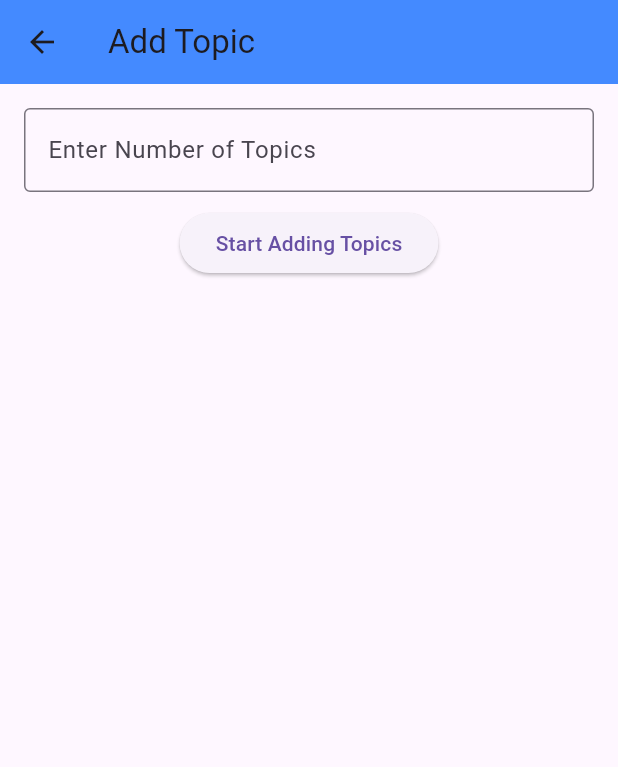
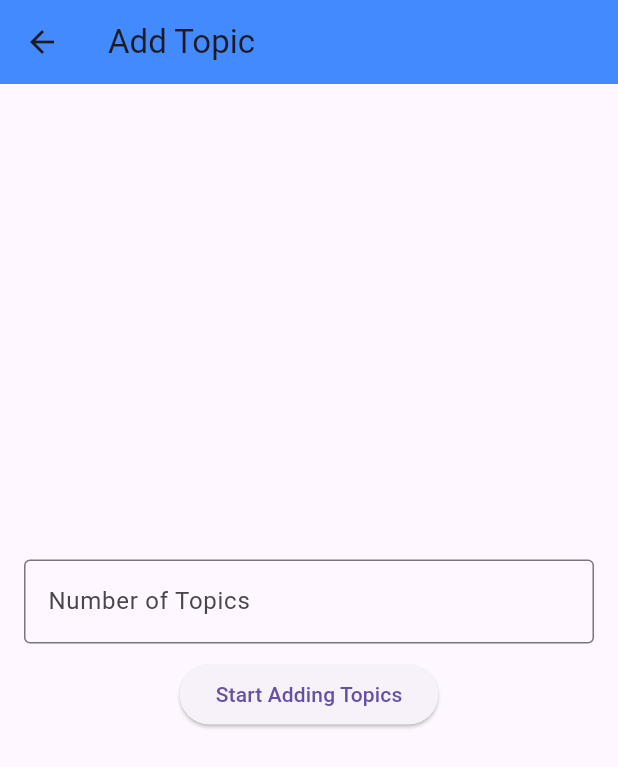
Before and after one commit to Chandu-Collab/AppTeam, a Flutter app: the AddTopicScreen screen opened directly with empty values, on a phone screen of 412 x 824 dp. Shown: the top 767 px of the screen. Run offline on Flutter 3.47's test engine with Material 3 defaults, Android fonts, the phone set to English and light mode, and no system bars; our stand-ins replace cloud_firestore, file_picker, firebase_auth, firebase_core, firebase_storage, google_sign_in and 2 more; accounts and stored records are empty.

Commit message:
Update add_topic_screen.dart

```diff
--- a/lib/screens/add_topic_screen.dart
+++ b/lib/screens/add_topic_screen.dart
@@ -5,7 +5,6 @@ import 'package:taurusai/services/topic_service.dart';
 
 class AddTopicScreen extends StatefulWidget {
   final String courseId;
-
   AddTopicScreen({required this.courseId});
 
   @override
@@ -16,20 +15,20 @@ class _AddTopicScreenState extends State<AddTopicScreen>
     with SingleTickerProviderStateMixin {
   final TopicService _topicService = TopicService();
   final _formKey = GlobalKey<FormState>();
-  final TextEditingController _nameController = TextEditingController();
-  final TextEditingController _titleController = TextEditingController();
-  final TextEditingController _descriptionController = TextEditingController();
-  final TextEditingController _instructorController = TextEditingController();
-  final TextEditingController _videoUrlController = TextEditingController();
-  final TextEditingController _topicCountController = TextEditingController();
+  final _nameController = TextEditingController();
+  final _titleController = TextEditingController();
+  final _descriptionController = TextEditingController();
+  final _instructorController = TextEditingController();
+  final _videoUrlController = TextEditingController();
+  final _topicCountController = TextEditingController();
   final List<String> _questions = [""];
 
   bool _isDescriptionExpanded = false;
   String? _attachmentPath;
-
   int? _numberOfTopics;
   int _currentTopicIndex = 0;
   List<Topic> _topics = [];
+
   late AnimationController _animationController;
   late Animation<double> _fadeAnimation;
 
@@ -37,7 +36,7 @@ class _AddTopicScreenState extends State<AddTopicScreen>
   void initState() {
     super.initState();
     _animationController =
-        AnimationController(vsync: this, duration: Duration(milliseconds: 500));
+        AnimationController(vsync: this, duration: Duration(milliseconds: 400));
     _fadeAnimation =
         CurvedAnimation(parent: _animationController, curve: Curves.easeInOut);
   }
@@ -45,16 +44,14 @@ class _AddTopicScreenState extends State<AddTopicScreen>
   Future<void> _pickFile() async {
     FilePickerResult? result = await FilePicker.platform.pickFiles();
     if (result != null) {
-      setState(() {
-        _attachmentPath = result.files.single.path;
-      });
+      setState(() => _attachmentPath = result.files.single.path);
     }
   }
 
-  void _submitForm() async {
+  void _submitForm() {
     if (_formKey.currentState!.validate()) {
       _formKey.currentState!.save();
-      Topic newTopic = Topic(
+      _topics.add(Topic(
         id: '',
         name: _nameController.text,
         description: _descriptionController.text,
@@ -63,9 +60,7 @@ class _AddTopicScreenState extends State<AddTopicScreen>
         attachment: _attachmentPath,
         title: _titleController.text,
         question: _questions,
-      );
-
-      _topics.add(newTopic);
+      ));
 
       if (_currentTopicIndex < _numberOfTopics! - 1) {
         setState(() {
@@ -84,14 +79,12 @@ class _AddTopicScreenState extends State<AddTopicScreen>
         String topicId = await _topicService.createTopic(topic);
         await _topicService.addTopicToCourse(widget.courseId, topicId);
       }
-      ScaffoldMessenger.of(context).showSnackBar(
-        SnackBar(content: Text('${_topics.length} topics added successfully')),
-      );
+      ScaffoldMessenger.of(context).showSnackBar(SnackBar(
+          content: Text('${_topics.length} topics added successfully')));
       Navigator.of(context).popUntil((route) => route.isFirst);
     } catch (e) {
-      ScaffoldMessenger.of(context).showSnackBar(
-        SnackBar(content: Text('Error adding topics: $e')),
-      );
+      ScaffoldMessenger.of(context)
+          .showSnackBar(SnackBar(content: Text('Error adding topics: $e')));
     }
   }
 
@@ -103,13 +96,10 @@ class _AddTopicScreenState extends State<AddTopicScreen>
     _videoUrlController.clear();
     _questions.clear();
     _questions.add("");
-    setState(() {
-      _attachmentPath = null;
-    });
+    setState(() => _attachmentPath = null);
   }
 
   void _startTopicCreation() {
-    if (_topicCountController.text.isNotEmpty) {
     int? numberOfTopics = int.tryParse(_topicCountController.text);
     if (numberOfTopics != null && numberOfTopics > 0) {
       setState(() {
@@ -120,78 +110,69 @@ class _AddTopicScreenState extends State<AddTopicScreen>
       });
     }
   }
-  }
 
   @override
   Widget build(BuildContext context) {
     return Scaffold(
-      appBar: AppBar(
-        title: Text('Add Topic'),
-        backgroundColor: Colors.blueAccent,
-      ),
-      body: SingleChildScrollView(
+      appBar:
+          AppBar(title: Text('Add Topic'), backgroundColor: Colors.blueAccent),
+      body: Center(
+        child: SingleChildScrollView(
           padding: EdgeInsets.all(16),
+          child: ConstrainedBox(
+            constraints: BoxConstraints(maxWidth: 400),
             child: Column(
+              mainAxisSize: MainAxisSize.min,
               children: [
                 TextField(
                   controller: _topicCountController,
                   keyboardType: TextInputType.number,
                   decoration: InputDecoration(
-                labelText: 'Enter Number of Topics',
-                border: OutlineInputBorder(),
-              ),
+                      labelText: 'Number of Topics',
+                      border: OutlineInputBorder()),
                 ),
                 SizedBox(height: 10),
                 ElevatedButton(
                     onPressed: _startTopicCreation,
-              child: Text('Start Adding Topics'),
-            ),
+                    child: Text('Start Adding Topics')),
                 SizedBox(height: 20),
-            _numberOfTopics != null
-                ? FadeTransition(
+                if (_numberOfTopics != null)
+                  FadeTransition(
                     opacity: _fadeAnimation,
                     child: Card(
                       elevation: 8,
                       shape: RoundedRectangleBorder(
                           borderRadius: BorderRadius.circular(12)),
                       child: Padding(
-                        padding: const EdgeInsets.all(16),
+                        padding: EdgeInsets.all(16),
                         child: Form(
                           key: _formKey,
                           child: Column(
-                            crossAxisAlignment: CrossAxisAlignment.start,
+                            mainAxisSize: MainAxisSize.min,
                             children: [
                               TextFormField(
                                   controller: _nameController,
-                                decoration: InputDecoration(labelText: 'Name'),
-                                validator: (value) => value!.isEmpty ? 'Enter your name' : null,
-                              ),
+                                  decoration:
+                                      InputDecoration(labelText: 'Name')),
                               TextFormField(
                                   controller: _titleController,
-                                decoration: InputDecoration(labelText: 'Title'),
-                                validator: (value) => value!.isEmpty ? 'Enter your title' : null,
-                              ),
+                                  decoration:
+                                      InputDecoration(labelText: 'Title')),
                               TextFormField(
                                   controller: _instructorController,
                                   decoration:
-                                    InputDecoration(labelText: 'Instructor'),
-                                    validator: (value) => value!.isEmpty ? 'Enter your Instructor' : null,
-                              ),
+                                      InputDecoration(labelText: 'Instructor')),
                               TextFormField(
                                   controller: _videoUrlController,
                                   decoration: InputDecoration(
-                                    labelText: 'Study Video URL'),
-                                    validator: (value) => value!.isEmpty ? 'Enter your Study Video URL' : null,
-                              ),
+                                      labelText: 'Study Video URL')),
                               GestureDetector(
                                 onTap: _pickFile,
-                                child: Row(
-                                  children: [
+                                child: Row(children: [
                                   Icon(Icons.attach_file),
                                   SizedBox(width: 8),
-                                    Text(_attachmentPath ?? 'Attach a file'),
-                                  ],
-                                ),
+                                  Text(_attachmentPath ?? 'Attach a file')
+                                ]),
                               ),
                               Row(
                                 mainAxisAlignment:
@@ -217,14 +198,17 @@ class _AddTopicScreenState extends State<AddTopicScreen>
                                       border: OutlineInputBorder()),
                                 ),
                               Column(
-                                children: _questions.map((q) {
-                                  return TextField(
+                                children:
+                                    List.generate(_questions.length, (index) {
+                                  return Row(
+                                    children: [
+                                      Expanded(
+                                        child: TextField(
                                           decoration: InputDecoration(
                                             labelText: 'Question',
                                             border: OutlineInputBorder(),
                                           ),
-                                  );
-                                }).toList(),
+                                        ),
                                       ),
                                       IconButton(
                                         icon: Icon(Icons.add),
@@ -233,6 +217,19 @@ class _AddTopicScreenState extends State<AddTopicScreen>
                                             _questions.add("");
                                           });
                                         },
+                                      ),
+                                      if (_questions.length > 1)
+                                        IconButton(
+                                          icon: Icon(Icons.remove),
+                                          onPressed: () {
+                                            setState(() {
+                                              _questions.removeAt(index);
+                                            });
+                                          },
+                                        ),
+                                    ],
+                                  );
+                                }),
                               ),
                               ElevatedButton(
                                 onPressed: _submitForm,
@@ -246,9 +243,10 @@ class _AddTopicScreenState extends State<AddTopicScreen>
                         ),
                       ),
                     ),
-                  )
-                : SizedBox.shrink(),
+                  ),
               ],
+            ),
+          ),
         ),
       ),
     );
```
Lines whose indentation alone changed are shown as unchanged.
